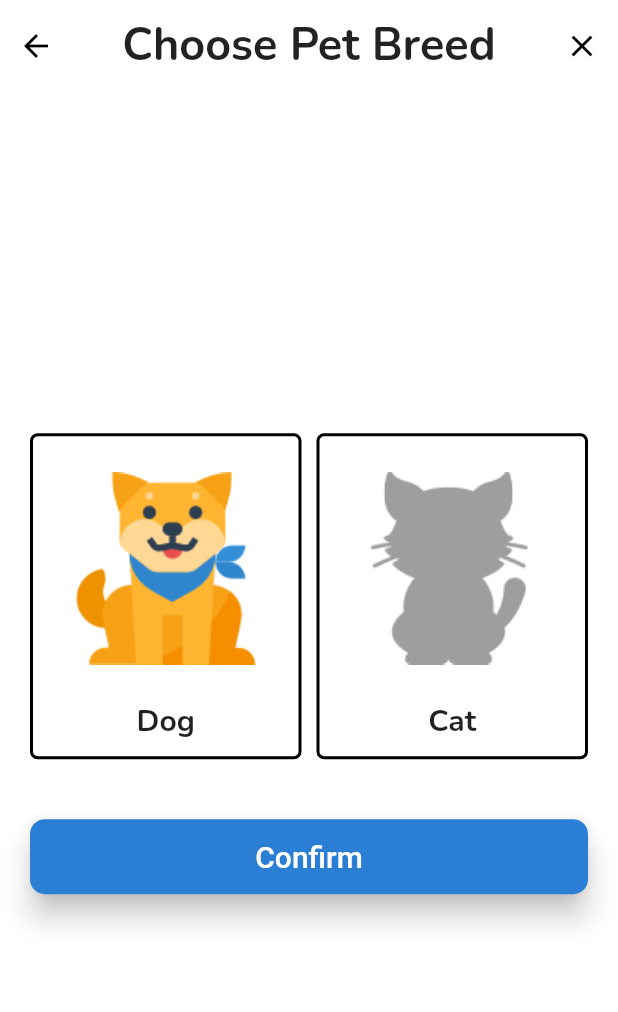
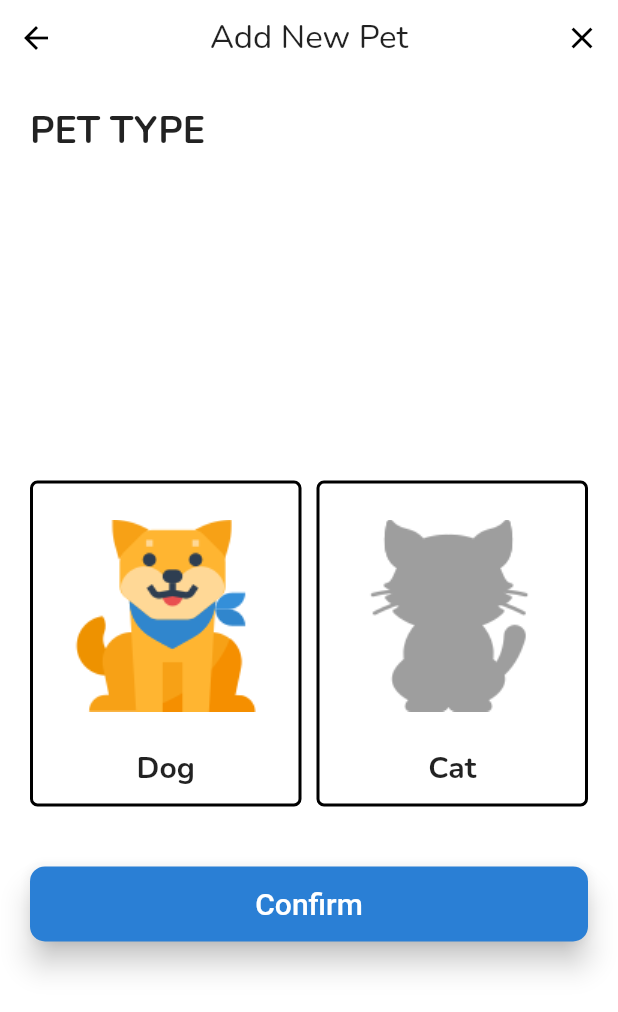
Before and after one commit to kopianan/ILoveIruka, a Flutter app: the AddNewPetPage2 screen opened by its route, on a phone screen of 412 x 824 dp. Shown: the top 1012 px of the screen. Run offline on Flutter 3.47's test engine with Material 2 defaults, Android fonts, the phone set to English and light mode, and no system bars; our stand-ins replace bloc, carousel_slider, dartz, date_time_picker, dio, firebase_messaging and 21 more; missing offline and left inert: image_downloader; accounts and stored records are empty; generated files the repository leaves out were written again.

Commit message:
no message

```diff
--- a/lib/application/pet/add_pet_controller.dart
+++ b/lib/application/pet/add_pet_controller.dart
@@ -55,12 +55,13 @@ class AddPetController extends GetxController {
     petPageController.jumpToPage(_currPage + 1);
   }
 
-  void previousePage() {
+  bool isPreviousePage() {
     var _currPage = int.parse(petPageController.page.toStringAsFixed(0));
     if (_currPage == 0) {
-      throw Error();
+      return false;
     } else {
       petPageController.jumpToPage(_currPage - 1);
+      return true;
     }
   }
 
--- a/lib/presentation/home/pets/add_new_pet/widget/pet_data_widget.dart
+++ b/lib/presentation/home/pets/add_new_pet/widget/pet_data_widget.dart
@@ -61,7 +61,8 @@ class _PetDataWidgetState extends State<PetDataWidget> {
               child: Column(
                 crossAxisAlignment: CrossAxisAlignment.start,
                 children: [
-                  WidgetCollection.getTitle("Pet Data"),
+                  AddPetTitle("PET DATA"),
+
                   SizedBox(height: 20),
                   Padding(
                     padding: const EdgeInsets.symmetric(horizontal: 20),
--- a/lib/presentation/home/pets/add_new_pet/widget/pet_gender_widget.dart
+++ b/lib/presentation/home/pets/add_new_pet/widget/pet_gender_widget.dart
@@ -34,7 +34,7 @@ class _PetGenderWidgetState extends State<PetGenderWidget> {
         mainAxisSize: MainAxisSize.max,
         crossAxisAlignment: CrossAxisAlignment.start,
         children: [
-          WidgetCollection.getTitle("Choose Pet Gender"),
+          AddPetTitle("PET GENDER"),
           Expanded(
             child: Padding(
               padding: const EdgeInsets.symmetric(horizontal: 20),
--- a/lib/presentation/home/pets/add_new_pet/widget/pet_photo_widget.dart
+++ b/lib/presentation/home/pets/add_new_pet/widget/pet_photo_widget.dart
@@ -60,7 +60,7 @@ class _PetPhotoWidgetState extends State<PetPhotoWidget> {
                 mainAxisSize: MainAxisSize.max,
                 crossAxisAlignment: CrossAxisAlignment.start,
                 children: [
-                  WidgetCollection.getTitle("Pet Profile Photo"),
+                  AddPetTitle("PET PHOTO"),
                   Expanded(
                     child: Padding(
                       padding: const EdgeInsets.symmetric(horizontal: 20),
--- a/lib/presentation/home/pets/add_new_pet/widget/pet_race_widget.dart
+++ b/lib/presentation/home/pets/add_new_pet/widget/pet_race_widget.dart
@@ -44,7 +44,7 @@ class _PetRaceWidgetState extends State<PetRaceWidget> {
         mainAxisSize: MainAxisSize.max,
         crossAxisAlignment: CrossAxisAlignment.start,
         children: [
-          WidgetCollection.getTitle("Choose Pet Breed"),
+          AddPetTitle("PET BREED"),
           Center(child: Image.asset('images/assets/pet_choose.jpg')),
           Container(
             margin: EdgeInsets.symmetric(horizontal: 20),
@@ -118,7 +118,8 @@ class _PetRaceWidgetState extends State<PetRaceWidget> {
                       addPetController.pageNextPage();
                     }
                   },
-                ), SizedBox(height: 20)
+                ),
+                SizedBox(height: 20)
               ],
             ),
           ),
--- a/lib/presentation/home/pets/add_new_pet/widget/pet_status_widget.dart
+++ b/lib/presentation/home/pets/add_new_pet/widget/pet_status_widget.dart
@@ -49,7 +49,7 @@ class _PetStatusWidgetState extends State<PetStatusWidget> {
         mainAxisSize: MainAxisSize.max,
         crossAxisAlignment: CrossAxisAlignment.start,
         children: [
-          WidgetCollection.getTitle("Choose Pet Status"),
+          AddPetTitle("PET STATUS"),
           Expanded(
             child: Padding(
               padding: const EdgeInsets.symmetric(horizontal: 20),
--- a/lib/presentation/home/pets/add_new_pet/widget/pet_sterile_widget.dart
+++ b/lib/presentation/home/pets/add_new_pet/widget/pet_sterile_widget.dart
@@ -34,7 +34,8 @@ class _PetSterileWidgetState extends State<PetSterileWidget> {
         mainAxisSize: MainAxisSize.max,
         crossAxisAlignment: CrossAxisAlignment.start,
         children: [
-          WidgetCollection.getTitle("Choose Pet Sterile"),
+
+           AddPetTitle("PET STERILE"),
           Expanded(
             child: Padding(
               padding: const EdgeInsets.symmetric(horizontal: 20),
--- a/lib/presentation/home/pets/add_new_pet/widget/pet_type_widget.dart
+++ b/lib/presentation/home/pets/add_new_pet/widget/pet_type_widget.dart
@@ -33,11 +33,12 @@ class _PetTypeWidgetState extends State<PetTypeWidget> {
         mainAxisSize: MainAxisSize.max,
         crossAxisAlignment: CrossAxisAlignment.start,
         children: [
-          WidgetCollection.getTitle("Choose Pet Breed"),
+          AddPetTitle("PET TYPE"),
           Expanded(
             child: Padding(
               padding: const EdgeInsets.symmetric(horizontal: 20),
               child: Column(
+                crossAxisAlignment: CrossAxisAlignment.start,
                 mainAxisAlignment: MainAxisAlignment.center,
                 children: [
                   GridView.builder(
--- a/lib/presentation/home/pets/add_new_pet/widget/widget_collection.dart
+++ b/lib/presentation/home/pets/add_new_pet/widget/widget_collection.dart
@@ -1,22 +1,54 @@
 import 'package:flutter/material.dart';
+import 'package:i_love_iruka/application/pet/add_pet_controller.dart';
 
-class WidgetCollection {
-  static Widget getTitle(String title) => Row(
+class GetTitle extends StatelessWidget {
+  const GetTitle({Key key, @required this.title, this.onClose, this.onBack})
+      : super(key: key);
+  final String title;
+  final Function onBack;
+  final Function onClose;
+  @override
+  Widget build(BuildContext context) {
+    return Row(
       mainAxisAlignment: MainAxisAlignment.spaceBetween,
       children: [
-          IconButton(onPressed: () {}, icon: Icon(Icons.arrow_back)),
+        IconButton(
+          onPressed: onBack,
+          icon: Icon(Icons.arrow_back),
+        ),
         Container(
           padding: EdgeInsets.symmetric(vertical: 10),
           alignment: Alignment.center,
           child: Text(
             title,
             style: TextStyle(
-                fontSize: 30,
+              fontSize: 22,
+            ),
+          ),
+        ),
+        IconButton(
+          onPressed: onClose,
+          icon: Icon(Icons.close),
+        ),
+      ],
+    );
+  }
+}
+
+class AddPetTitle extends StatelessWidget {
+  const AddPetTitle(this.title);
+  final String title;
+  @override
+  Widget build(BuildContext context) {
+    return Padding(
+      padding: const EdgeInsets.all(20),
+      child: Text(
+        title,
+        style: TextStyle(
+          fontSize: 25,
           fontWeight: FontWeight.bold,
         ),
       ),
-          ),
-          IconButton(onPressed: () {}, icon: Icon(Icons.close)),
-        ],
     );
   }
+}
```
Also changed, not shown: lib/presentation/home/pets/add_new_pet/add_new_pet_page2.dart (+45 -1 lines), 1 other file. Lines whose indentation alone changed are shown as unchanged.
